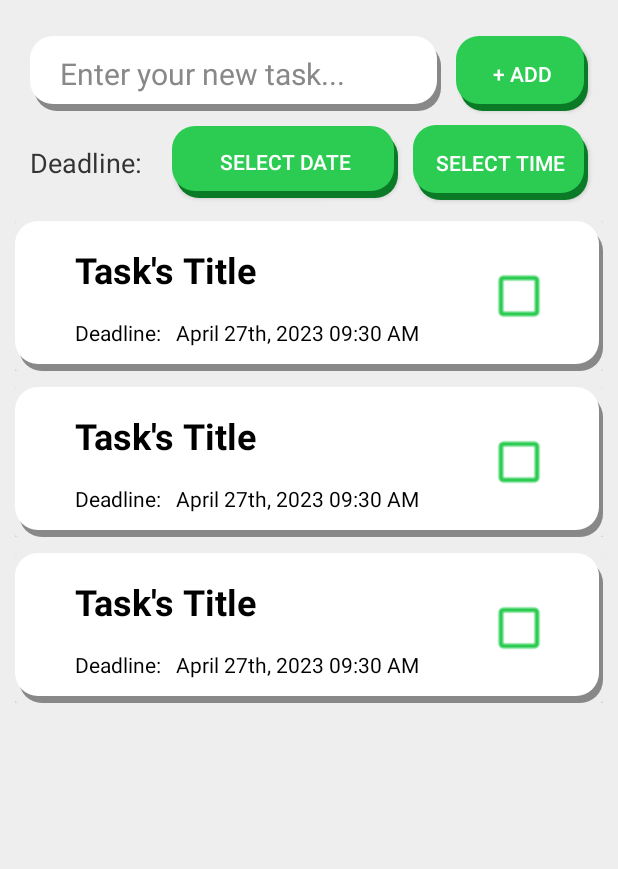
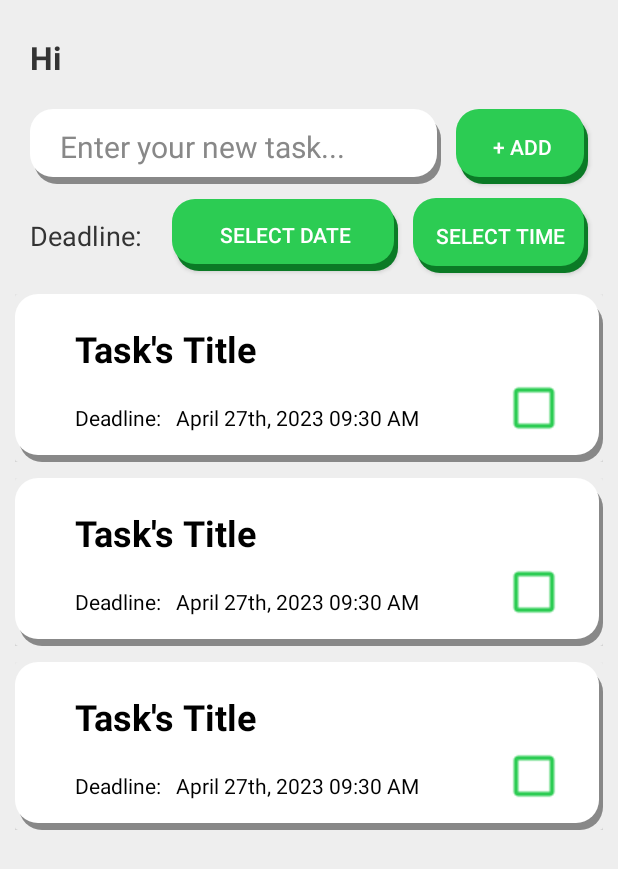
Before and after one commit to tranbaoanhh27/todo-app, an Android app: the layout activity_main.xml on its own in the app's theme, with its tools: preview values and no code run, on a phone screen of 412 x 824 dp. Shown: the top 869 px of the screen. Run offline under Robolectric (Android 15) with nearby library versions, the phone set to English and light mode, and no system bars.

Commit message:
Optimize RecyclerView's performance, Add status badge to Item View, Improve UI/UX

```diff
--- a/app/build.gradle
+++ b/app/build.gradle
@@ -10,8 +10,8 @@ android {
         applicationId "com.basoft.todo"
         minSdk 29
         targetSdk 33
-        versionCode 1
-        versionName '1.0.0'
+        versionCode 2
+        versionName '1.0.1'
 
         testInstrumentationRunner "androidx.test.runner.AndroidJUnitRunner"
     }
--- a/app/src/main/java/com/basoft/todo/NotificationReceiver.java
+++ b/app/src/main/java/com/basoft/todo/NotificationReceiver.java
@@ -12,7 +12,7 @@ public class NotificationReceiver extends BroadcastReceiver {
     public static final String NOTIFICATION_ID = "notification_id";
     public static final String NOTIFICATION = "notification";
     public static final String NOTIFICATION_CHANNEL_ID = "id.notification.basoft.todo";
-    public static final CharSequence NOTIFICATION_CHANNEL_NAME = "BASoft Todo Notification";
+    public static final CharSequence NOTIFICATION_CHANNEL_NAME = "Todo deadline reminder";
 
     @Override
     public void onReceive(Context context, Intent intent) {
--- /dev/null
+++ b/app/src/main/res/drawable/rounded_red_rectangle.xml
@@ -0,0 +1,12 @@
+<?xml version="1.0" encoding="utf-8"?>
+<shape xmlns:android="http://schemas.android.com/apk/res/android">
+    <solid android:color="#F44336" />
+
+    <padding
+        android:left="5dp"
+        android:right="5dp"
+        android:bottom="1dp"
+        android:top="1dp" />
+
+    <corners android:radius="5dp" />
+</shape>
--- a/app/src/main/res/layout/activity_main.xml
+++ b/app/src/main/res/layout/activity_main.xml
@@ -7,12 +7,26 @@
     android:background="@color/main_background"
     tools:context=".MainActivity">
 
+    <TextView
+        android:id="@+id/greeting"
+        android:text="@string/hi"
+        android:textSize="21sp"
+        android:textStyle="bold"
+        android:textColor="#333333"
+        android:layout_width="0dp"
+        android:layout_height="wrap_content"
+        android:layout_marginTop="24dp"
+        android:layout_marginStart="20dp"
+        android:lineSpacingExtra="10dp"
+        app:layout_constraintTop_toTopOf="parent"
+        app:layout_constraintStart_toStartOf="parent"
+        app:layout_constraintWidth_percent="0.8"/>
+
     <EditText
         android:id="@+id/new_task_edittext"
         android:layout_width="0dp"
         android:layout_height="wrap_content"
-        android:layout_marginStart="20dp"
-        android:layout_marginTop="24dp"
+        android:layout_marginTop="20dp"
         android:textSize="20sp"
         android:inputType="text"
         android:textColor="@color/black"
@@ -24,9 +38,9 @@
         android:paddingHorizontal="20dp"
         android:minHeight="50dp"
         android:layout_marginEnd="10dp"
-        app:layout_constraintTop_toTopOf="parent"
+        app:layout_constraintTop_toBottomOf="@id/greeting"
         app:layout_constraintEnd_toStartOf="@id/new_task_button"
-        app:layout_constraintStart_toStartOf="parent" />
+        app:layout_constraintStart_toStartOf="@id/greeting" />
 
     <TextView
         android:id="@+id/new_task_deadline_label"
--- a/app/src/main/res/layout/task_item_view.xml
+++ b/app/src/main/res/layout/task_item_view.xml
@@ -15,21 +15,37 @@
 
         <androidx.constraintlayout.widget.ConstraintLayout
             android:layout_width="match_parent"
-            android:layout_height="100dp"
+            android:layout_height="wrap_content"
             android:background="@drawable/white_3d_background">
 
             <TextView
                 android:id="@+id/task_item_title"
-                android:layout_width="wrap_content"
+                android:layout_width="0dp"
                 android:layout_height="wrap_content"
                 android:text="@string/task_title"
                 android:layout_marginStart="40dp"
+                android:layout_marginTop="20dp"
                 android:textSize="24sp"
                 android:textStyle="bold"
                 android:textColor="@color/black"
                 app:layout_constraintTop_toTopOf="parent"
                 app:layout_constraintBottom_toTopOf="@id/task_item_deadline_label"
-                app:layout_constraintStart_toStartOf="parent" />
+                app:layout_constraintStart_toStartOf="parent"
+                app:layout_constraintWidth_percent="0.5"/>
+
+            <TextView
+                android:id="@+id/task_item_status"
+                android:layout_width="wrap_content"
+                android:layout_height="wrap_content"
+                android:text="@string/status"
+                android:background="@drawable/rounded_red_rectangle"
+                android:paddingHorizontal="15dp"
+                android:textColor="#EFEFEF"
+                android:textStyle="bold"
+                android:visibility="invisible"
+                app:layout_constraintTop_toTopOf="parent"
+                app:layout_constraintBottom_toTopOf="@id/task_item_checkbox"
+                app:layout_constraintEnd_toEndOf="@id/task_item_checkbox"/>
 
             <TextView
                 android:id="@+id/task_item_deadline_label"
@@ -37,6 +53,8 @@
                 android:layout_height="wrap_content"
                 android:text="@string/deadline"
                 android:textColor="@color/black"
+                android:layout_marginBottom="20dp"
+                android:layout_marginTop="20dp"
                 app:layout_constraintTop_toBottomOf="@id/task_item_title"
                 app:layout_constraintBottom_toBottomOf="parent"
                 app:layout_constraintStart_toStartOf="@id/task_item_title" />
@@ -55,13 +73,13 @@
                 android:id="@+id/task_item_checkbox"
                 android:layout_width="wrap_content"
                 android:layout_height="wrap_content"
-                android:layout_marginEnd="40dp"
+                android:layout_marginEnd="30dp"
                 android:minWidth="0dp"
                 android:minHeight="0dp"
                 android:scaleX="1.5"
                 android:scaleY="1.5"
                 android:buttonTint="@color/brand_green"
-                app:layout_constraintTop_toTopOf="parent"
+                app:layout_constraintTop_toBottomOf="@id/task_item_status"
                 app:layout_constraintBottom_toBottomOf="parent"
                 app:layout_constraintEnd_toEndOf="parent" />
 
--- a/app/src/main/res/values/strings.xml
+++ b/app/src/main/res/values/strings.xml
@@ -16,4 +16,10 @@
     <string name="hey_it_s_time_to_complete_this_task">Hey! It\'s time to complete this task!</string>
     <string name="it_is_only_10_minutes_left_until_your_deadline_on">It is only 10 minutes left until your deadline on</string>
     <string name="_10_minutes_remaining">10 minutes remaining!</string>
+    <string name="hi">Hi</string>
+    <string name="today_is">Today is</string>
+    <string name="status">Status</string>
+    <string name="missed">Missed</string>
+    <string name="urgent">Urgent</string>
+    <string name="done">Done</string>
 </resources>
```
Also changed, not shown: app/src/main/java/com/basoft/todo/DataManager.java (+38 -7 lines), app/src/main/java/com/basoft/todo/MainActivity.java (+28 -2 lines), app/src/main/java/com/basoft/todo/TaskAdapter.java (+58 -32 lines), app/src/main/java/com/basoft/todo/TaskTodo.java (+21 -1 lines), app/src/main/res/drawable/rounded_green_rectangle.xml (added, +12 -0 lines), app/src/main/res/drawable/rounded_yellow_rectangle.xml (added, +12 -0 lines), app/src/main/res/drawable-v24/brand_check_icon.png, app/src/main/res/drawable/brand_check_icon.png, 1 other file.
